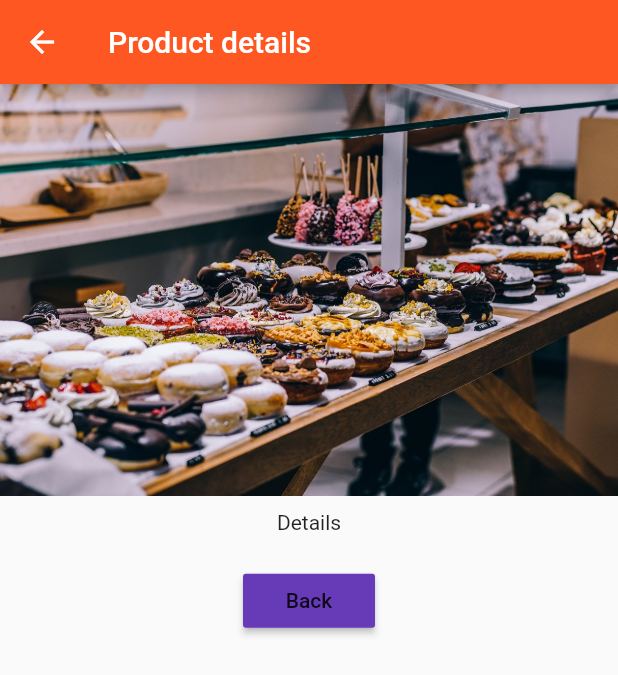
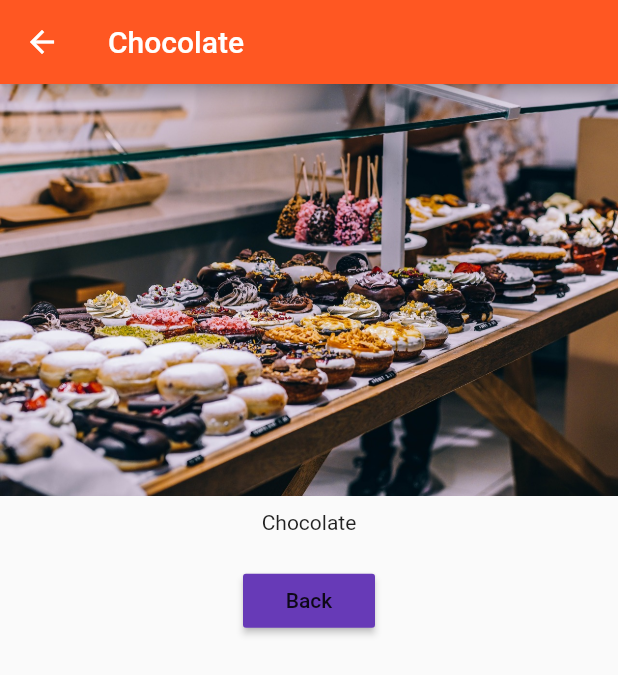
Before and after one commit to sebaslogen/flutter_course, a Flutter app: the screen it shows after launch, after a tap on "Add product", after a tap on "Details", on a phone screen of 412 x 824 dp. Shown: the top 675 px of the screen. Run offline on Flutter 3.47's test engine with Material 2 defaults, Android fonts, the phone set to English and light mode, and no system bars.

Commit message:
Pass data back and forth between screen

```diff
--- a/lib/pages/product.dart
+++ b/lib/pages/product.dart
@@ -1,23 +1,30 @@
 import 'package:flutter/material.dart';
 
 class ProductPage extends StatelessWidget {
+  final String title;
+  final String imageUrl;
+
+  ProductPage(this.title, this.imageUrl);
+
   @override
   Widget build(BuildContext context) {
     return Scaffold(
         appBar: AppBar(
-          title: Text("Product details"),
+          title: Text(title),
         ),
         body: Column(
           crossAxisAlignment: CrossAxisAlignment.center,
           children: <Widget>[
-            Image.asset("assets/food.jpg"),
-            Container(padding: EdgeInsets.all(10.0), child: Text("Details")),
+            Image.asset(imageUrl),
+            Container(padding: EdgeInsets.all(10.0), child: Text(title)),
             Container(
               padding: EdgeInsets.all(10.0),
               child: RaisedButton(
                 child: Text("Back"),
-                color: Theme.of(context).accentColor,
-                onPressed: () => Navigator.pop(context),
+                color: Theme
+                    .of(context)
+                    .accentColor,
+                onPressed: () => Navigator.pop(context, true),
               ),
             )
           ],
--- a/lib/product_control.dart
+++ b/lib/product_control.dart
@@ -8,14 +8,11 @@ class ProductControl extends StatelessWidget {
   @override
   Widget build(BuildContext context) {
     return RaisedButton(
-      color: Theme
-          .of(context)
-          .primaryColor,
+      color: Theme.of(context).primaryColor,
       child: Text("Add product"),
       onPressed: () {
-        addProduct("Sweets");
+        addProduct({"title": "Chocolate", "image": "assets/food.jpg"});
       },
     );
   }
-
 }
--- a/lib/product_manager.dart
+++ b/lib/product_manager.dart
@@ -4,7 +4,7 @@ import './product_control.dart';
 import './products.dart';
 
 class ProductManager extends StatefulWidget {
-  final String startingProduct;
+  final Map<String, String> startingProduct;
 
   ProductManager({this.startingProduct});
 
@@ -15,7 +15,7 @@ class ProductManager extends StatefulWidget {
 }
 
 class _ProductManagerState extends State<ProductManager> {
-  List<String> _products = [];
+  List<Map<String, String>> _products = [];
 
   @override
   void initState() {
@@ -25,9 +25,15 @@ class _ProductManagerState extends State<ProductManager> {
     super.initState();
   }
 
-  void _addProduct(String newProduct) {
+  void _addProduct(Map<String, String> newProduct) {
     setState(() {
       _products.add(newProduct);
+    });
+  }
+
+  void _deleteProduct(int index) {
+    setState(() {
+      _products.removeAt(index);
     });
   }
 
@@ -39,7 +45,7 @@ class _ProductManagerState extends State<ProductManager> {
           margin: EdgeInsets.all(10.0),
           child: ProductControl(_addProduct),
         ),
-        Expanded(child: Products(_products)),
+        Expanded(child: Products(_products, deleteProduct: _deleteProduct)),
       ],
     );
   }
--- a/lib/products.dart
+++ b/lib/products.dart
@@ -2,9 +2,10 @@ import 'package:flutter/material.dart';
 import 'package:flutter_course/pages/product.dart';
 
 class Products extends StatelessWidget {
-  final List<String> products;
+  final List<Map<String, String>> products;
+  final Function deleteProduct;
 
-  Products(this.products);
+  Products(this.products, {this.deleteProduct});
 
   @override
   Widget build(BuildContext context) {
@@ -30,17 +31,24 @@ class Products extends StatelessWidget {
     return Card(
       child: Column(
         children: <Widget>[
-          Image.asset("assets/food.jpg"),
-          Text(products[index]),
+          Image.asset(products[index]["image"]),
+          Text(products[index]["title"]),
           ButtonBar(
             alignment: MainAxisAlignment.center,
             children: <Widget>[
               FlatButton(
                 child: Text("Details"),
-                onPressed: () => Navigator.push(
-                    context,
-                    MaterialPageRoute(
-                        builder: (BuildContext context) => ProductPage())),
+                onPressed: () => Navigator
+                        .push<bool>(
+                            context,
+                            MaterialPageRoute(
+                              builder: (BuildContext context) => ProductPage(
+                                  products[index]["title"],
+                                  products[index]["image"]),
+                            ))
+                        .then((bool value) {
+                      if (value) deleteProduct(index);
+                    }),
               )
             ],
           )
```
